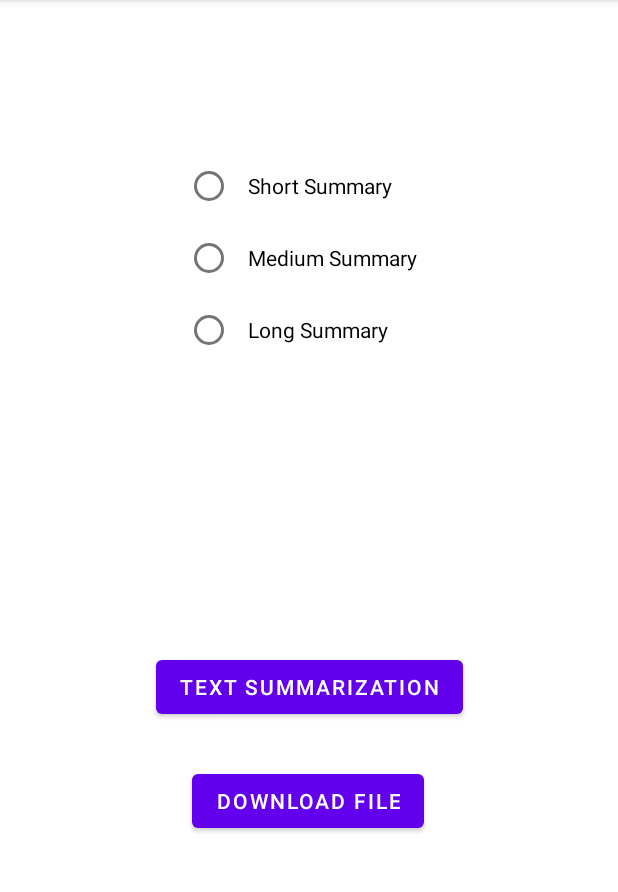
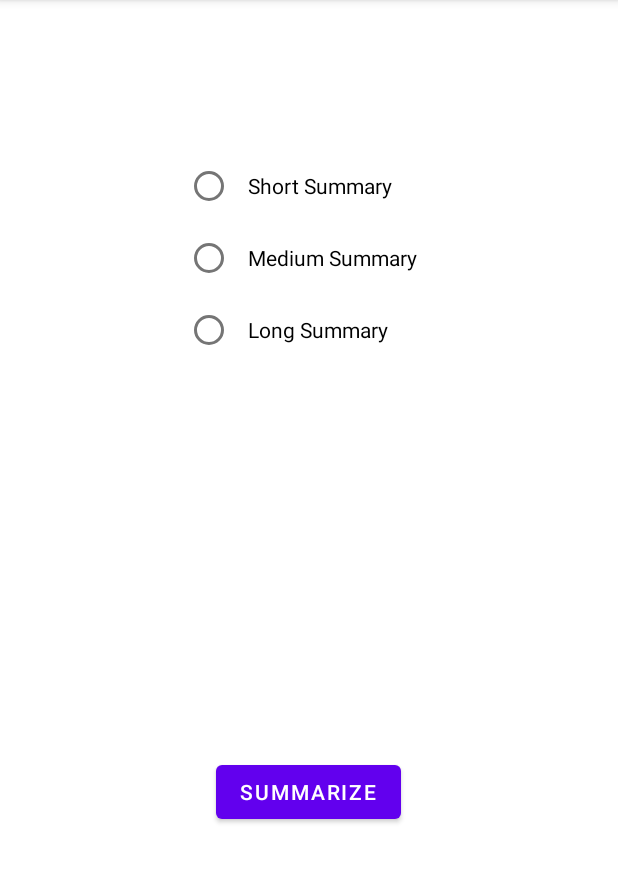
Before and after one commit to Aniket-512/Note-ingHill, an Android app: the TextSummarization screen opened directly, with no data from a screen before it, on a phone screen of 412 x 824 dp, the part 84-976 px from its top. Run offline under Robolectric (Android 15) with nearby library versions, the phone set to English and light mode, and no system bars; libraries missing offline, so code that uses them is left out: com.amplifyframework, com.amplifyframework.core, com.amplifyframework.storage.

Commit message:
Removed Unwanted Button

```diff
--- a/app/src/main/res/layout/activity_text_summarization.xml
+++ b/app/src/main/res/layout/activity_text_summarization.xml
@@ -46,23 +46,11 @@
         android:id="@+id/SubmitTextSumTypeButton"
         android:layout_width="wrap_content"
         android:layout_height="wrap_content"
-        android:layout_marginTop="190dp"
-        android:text="Text Summarization"
+        android:layout_marginTop="260dp"
+        android:text="Summarize"
         app:layout_constraintEnd_toEndOf="parent"
+        app:layout_constraintHorizontal_bias="0.498"
         app:layout_constraintStart_toStartOf="parent"
         app:layout_constraintTop_toBottomOf="@+id/radioGroup" />
 
-    <Button
-        android:id="@+id/downloadButton"
-        android:layout_width="wrap_content"
-        android:layout_height="wrap_content"
-        android:layout_marginTop="20dp"
-        android:text="Download File"
-        app:layout_constraintBottom_toBottomOf="parent"
-        app:layout_constraintEnd_toEndOf="parent"
-        app:layout_constraintHorizontal_bias="0.498"
-        app:layout_constraintStart_toStartOf="parent"
-        app:layout_constraintTop_toBottomOf="@+id/SubmitTextSumTypeButton"
-        app:layout_constraintVertical_bias="0.037" />
-
 </androidx.constraintlayout.widget.ConstraintLayout>
```
